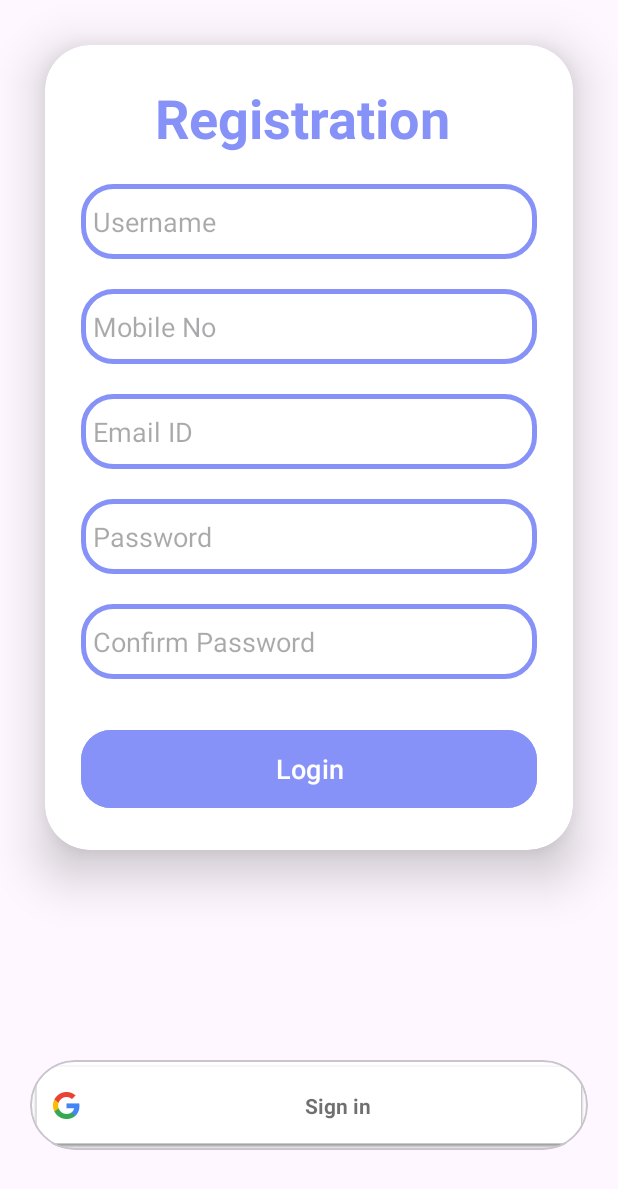
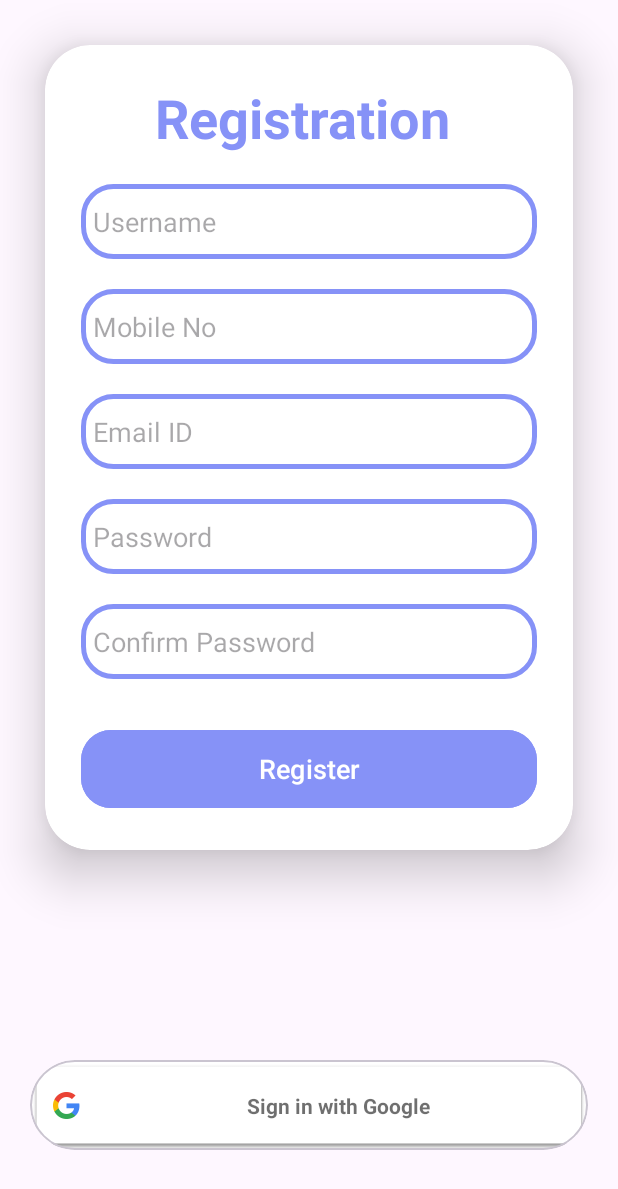
Before and after one commit to ankittops08/ESPORT, an Android app: the Activity_Registation screen opened directly, with no data from a screen before it, on a phone screen of 412 x 824 dp. Shown: the top 1189 px of the screen. Run offline under Robolectric (Android 15) with nearby library versions, the phone set to English and light mode, and no system bars.

Commit message:
google sign in

```diff
--- a/app/src/main/res/layout/activity_registation.xml
+++ b/app/src/main/res/layout/activity_registation.xml
@@ -98,7 +98,7 @@
                 android:layout_width="match_parent"
                 android:layout_height="60dp"
                 android:id="@+id/loginButton"
-                android:text="Login"
+                android:text="Register"
                 android:textSize="18sp"
                 android:layout_marginTop="30dp"
                 android:backgroundTint="@color/purple"
@@ -127,6 +127,7 @@
             <com.google.android.gms.common.SignInButton
                 android:layout_width="match_parent"
                 android:layout_height="match_parent"
+                app:buttonSize="wide"
                 />
         </com.google.android.material.card.MaterialCardView>
 
```
Also changed, not shown: 1 other file.
